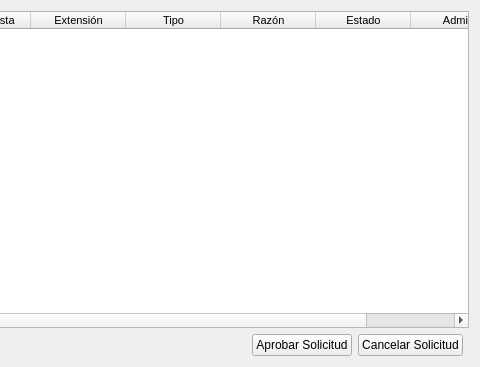
santichialvo/holidaysAdministrator, file windows/RequestsWidget.ui: the form before one commit; both pictures show x 361 to 841 and y 0 to 367 of the 841 by 367 pixel window.
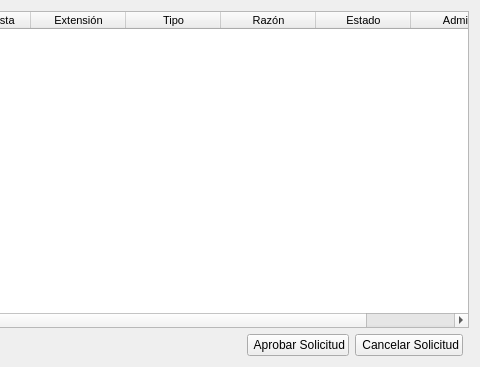
The form after the commit. Icons and pictures are not drawn.

```diff
--- a/windows/RequestsWidget.ui
+++ b/windows/RequestsWidget.ui
@@ -102,7 +102,7 @@
    <item row="1" column="2">
     <widget class="QPushButton" name="cancelarSolicitud">
      <property name="text">
-      <string>Cancelar Solicitud</string>
+      <string> Cancelar Solicitud</string>
      </property>
      <property name="icon">
       <iconset resource="../images/Resource_ha.qrc">
@@ -126,7 +126,7 @@
    <item row="1" column="1">
     <widget class="QPushButton" name="aceptarSolicitud">
      <property name="text">
-      <string>Aprobar Solicitud</string>
+      <string> Aprobar Solicitud</string>
      </property>
      <property name="icon">
       <iconset resource="../images/Resource_ha.qrc">
```
Left out of the diff: 8 changed lines with no effect on the pictures.
